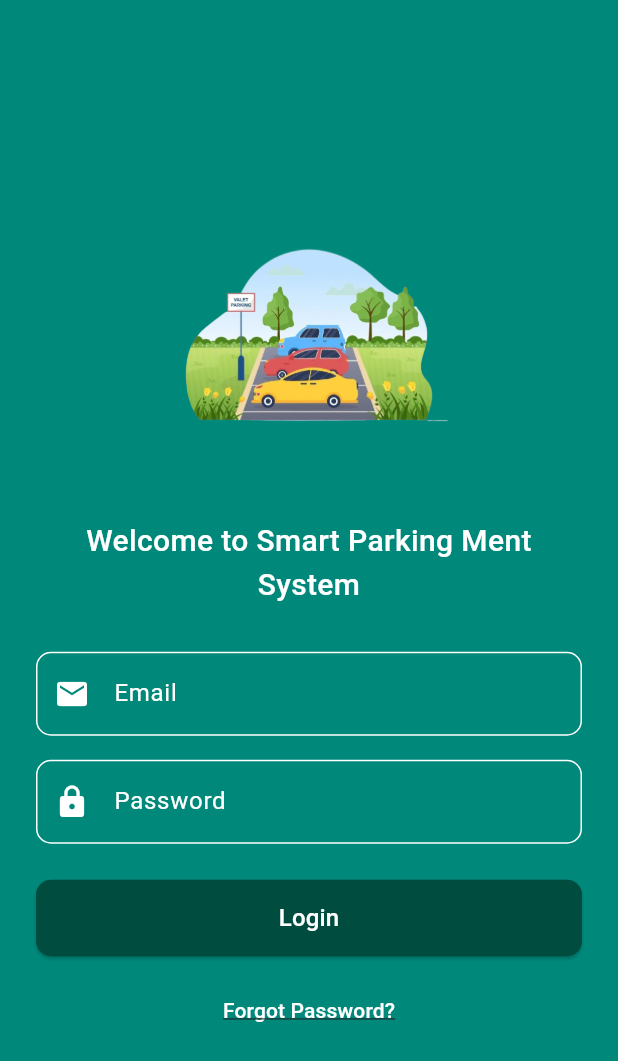
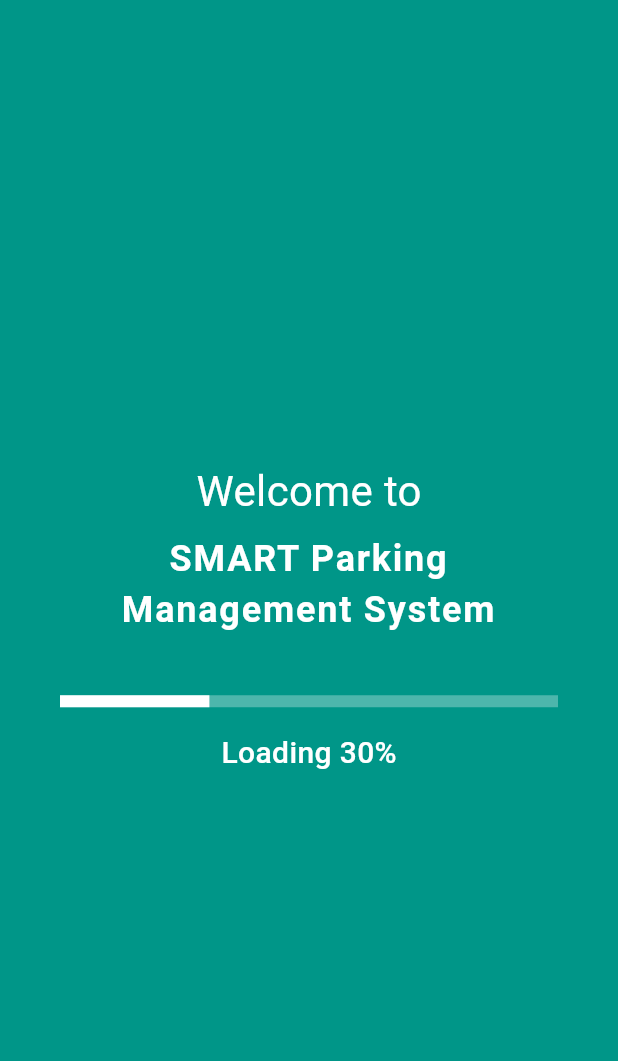
Before and after one commit to EngZobaer/SmartParking, a Flutter app: the first screen one second after launch, on a phone screen of 412 x 824 dp. Shown: the top 1061 px of the screen. Run offline on Flutter 3.47's test engine with Material 3 defaults, Android fonts, the phone set to English and light mode, and no system bars; our stand-ins replace firebase_auth, firebase_core; accounts and stored records are empty.

```diff
--- a/lib/login.dart
+++ b/lib/login.dart
@@ -110,10 +110,10 @@ class _LoginPageState extends State<LoginPage> {
                 children: [
                   Image.asset(
                     'images/login1.png',
-                    width: 200,
-                    height: 200,
+                    width: 300,
+                    height: 300,
                   ),
-                  const SizedBox(height: 20),
+                  const SizedBox(height: 0),
                   const Text(
                     'Welcome to Smart Parking Ment System',
                     style: TextStyle(
@@ -199,7 +199,6 @@ class _LoginPageState extends State<LoginPage> {
                       'Forgot Password?',
                       style: TextStyle(
                         color: Colors.white,
-                        decoration: TextDecoration.underline,
                         fontSize: 14,
                       ),
                     ),
--- a/lib/main.dart
+++ b/lib/main.dart
@@ -1,3 +1,5 @@
+import 'dart:async';
+
 import 'package:firebase_core/firebase_core.dart';
 import 'package:flutter/material.dart';
 import 'login.dart';
@@ -16,7 +18,99 @@ class MyApp extends StatelessWidget {
     return MaterialApp(
       title: 'Smart Parking',
       debugShowCheckedModeBanner: false,
-      home: LoginPage(),
+      home: const SplashScreen(),
     );
   }
 }
+
+class SplashScreen extends StatefulWidget {
+  const SplashScreen({super.key});
+
+  @override
+  State<SplashScreen> createState() => _SplashScreenState();
+}
+
+class _SplashScreenState extends State<SplashScreen> {
+  int _percent = 0;
+  Timer? _timer;
+
+  @override
+  void initState() {
+    super.initState();
+
+    // Update percent every 30ms, target 100% in 3 seconds
+    _timer = Timer.periodic(const Duration(milliseconds: 30), (timer) {
+      setState(() {
+        if (_percent < 100) {
+          _percent++;
+        } else {
+          _timer?.cancel();
+          // Navigate immediately once 100% reached
+          Navigator.of(context).pushReplacement(
+            MaterialPageRoute(builder: (_) => const LoginPage()),
+          );
+        }
+      });
+    });
+  }
+
+  @override
+  void dispose() {
+    _timer?.cancel();
+    super.dispose();
+  }
+
+  @override
+  Widget build(BuildContext context) {
+    double progressValue = _percent / 100;
+
+    return Scaffold(
+      backgroundColor: Colors.teal,
+      body: Center(
+        child: Padding(
+          padding: const EdgeInsets.symmetric(horizontal: 40),
+          child: Column(
+            mainAxisSize: MainAxisSize.min,
+            children: [
+              const Text(
+                'Welcome to',
+                style: TextStyle(
+                  fontSize: 28,
+                  fontWeight: FontWeight.normal,
+                  color: Colors.white,
+                ),
+              ),
+              const SizedBox(height: 8),
+              const Text(
+                'SMART Parking Management System',
+                textAlign: TextAlign.center,
+                style: TextStyle(
+                  fontSize: 24,
+                  fontWeight: FontWeight.bold,
+                  color: Colors.white,
+                  letterSpacing: 1.2,
+                ),
+              ),
+              const SizedBox(height: 40),
+              LinearProgressIndicator(
+                value: progressValue,
+                backgroundColor: Colors.white.withOpacity(0.3),
+                color: Colors.white,
+                minHeight: 8,
+              ),
+              const SizedBox(height: 16),
+              Text(
+                'Loading $_percent%',
+                style: const TextStyle(
+                  fontSize: 20,
+                  color: Colors.white,
+                  fontWeight: FontWeight.w500,
+                ),
+              ),
+            ],
+          ),
+        ),
+      ),
+    );
+  }
+}
```
Also changed, not shown: pubspec.yaml (+6 -72 lines), pubspec.lock, 5 other files.
